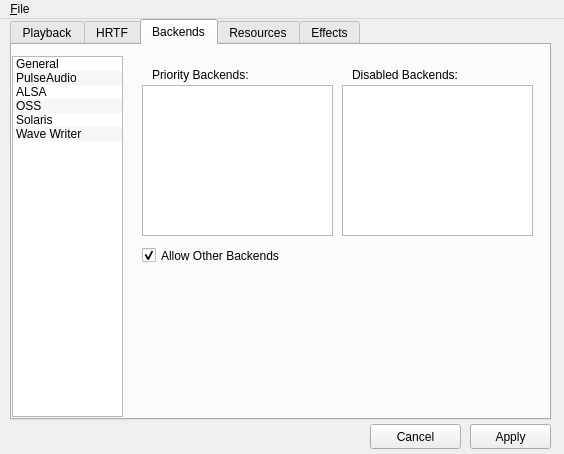
kcat/openal-soft, file utils/alsoft-config/mainwindow.ui: the form before one commit.
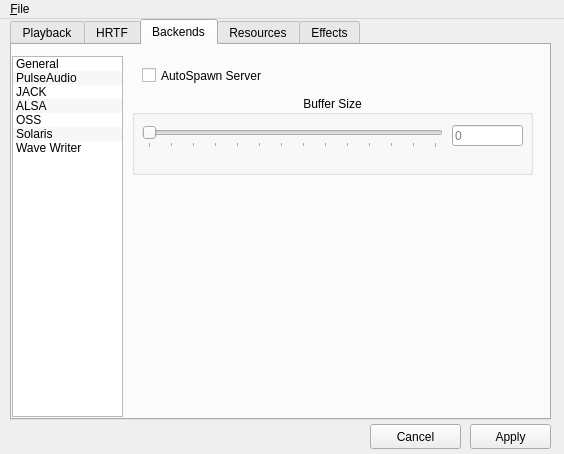
The form after the commit. The open tabs and pages were chosen to show the change. Icons and pictures are not drawn.

Commit message: Add a backend tab page for JACK options

What changed in the file:
```diff
--- a/utils/alsoft-config/mainwindow.ui
+++ b/utils/alsoft-config/mainwindow.ui
@@ -782,6 +782,11 @@
         <string>PulseAudio</string>
        </property>
       </item>
+      <item>
+       <property name="text">
+        <string>JACK</string>
+       </property>
+      </item>
       <item>
        <property name="text">
         <string>ALSA</string>
@@ -950,6 +955,83 @@
         </property>
        </widget>
       </widget>
+      <widget class="QWidget" name="page_7">
+       <widget class="QCheckBox" name="jackAutospawnCheckBox">
+        <property name="geometry">
+         <rect>
+          <x>20</x>
+          <y>10</y>
+          <width>141</width>
+          <height>21</height>
+         </rect>
+        </property>
+        <property name="text">
+         <string>AutoSpawn Server</string>
+        </property>
+       </widget>
+       <widget class="QGroupBox" name="groupBox_7">
+        <property name="geometry">
+         <rect>
+          <x>10</x>
+          <y>40</y>
+          <width>401</width>
+          <height>80</height>
+         </rect>
+        </property>
+        <property name="toolTip">
+         <string>The update buffer size, in samples, that the backend
+will keep buffered to handle the server's real-time
+processing requests. Must be a power of 2.</string>
+        </property>
+        <property name="title">
+         <string>Buffer Size</string>
+        </property>
+        <property name="alignment">
+         <set>Qt::AlignCenter</set>
+        </property>
+        <widget class="QLineEdit" name="jackBufferSizeLine">
+         <property name="geometry">
+          <rect>
+           <x>320</x>
+           <y>30</y>
+           <width>71</width>
+           <height>21</height>
+          </rect>
+         </property>
+         <property name="placeholderText">
+          <string>0</string>
+         </property>
+        </widget>
+        <widget class="QSlider" name="jackBufferSizeSlider">
+         <property name="geometry">
+          <rect>
+           <x>10</x>
+           <y>30</y>
+           <width>301</width>
+           <height>23</height>
+          </rect>
+         </property>
+         <property name="maximum">
+          <number>13</number>
+         </property>
+         <property name="singleStep">
+          <number>1</number>
+         </property>
+         <property name="pageStep">
+          <number>4</number>
+         </property>
+         <property name="orientation">
+          <enum>Qt::Horizontal</enum>
+         </property>
+         <property name="tickPosition">
+          <enum>QSlider::TicksBelow</enum>
+         </property>
+         <property name="tickInterval">
+          <number>1</number>
+         </property>
+        </widget>
+       </widget>
+      </widget>
       <widget class="QWidget" name="page_3">
        <widget class="QLabel" name="label_17">
         <property name="geometry">
```
The commit also changes 2 other files.
